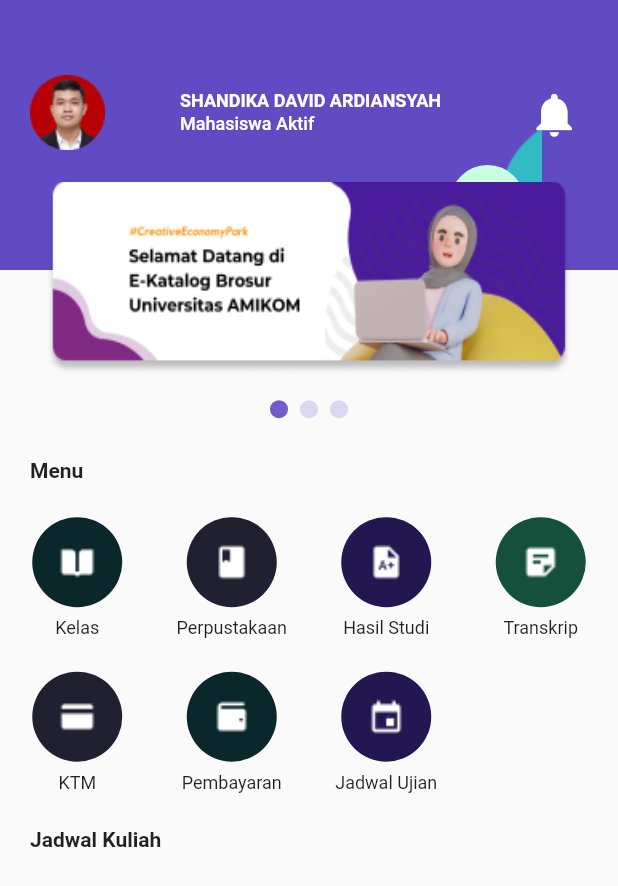
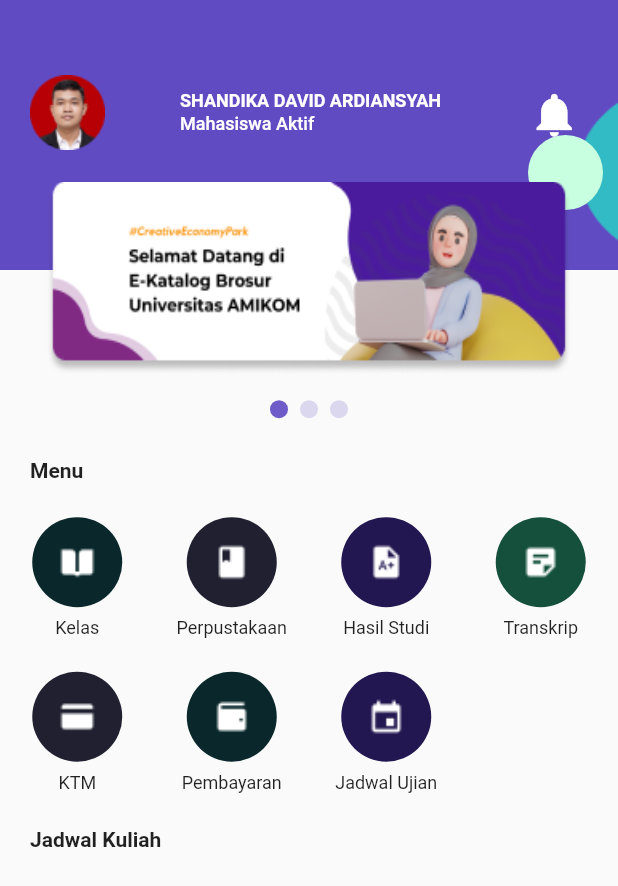
Before and after one commit to shandikadav/kampusku-app, a Flutter app: the HomePage screen opened by its route, on a phone screen of 412 x 824 dp. Shown: the top 886 px of the screen. Run offline on Flutter 3.47's test engine with Material 2 defaults, Android fonts, the phone set to English and light mode, and no system bars; drawn by our look-alikes of carousel_slider.

Commit message:
fixing vector & circle pos 1.0

```diff
--- a/lib/pages/homepage.dart
+++ b/lib/pages/homepage.dart
@@ -49,6 +49,7 @@
   List<MenuHomepage> _MenuList = [];
 
   @override
+
   void initState() {
     super.initState();
 
@@ -119,6 +120,7 @@
 
   @override
   Widget build(BuildContext context) {
+    final mediaQueryWidth = MediaQuery.of(context).size.width;
     return Scaffold(
       body: SizedBox(
         width: double.infinity,
@@ -126,20 +128,21 @@
           children: [
             Container(
               height: 180,
-              width: double.infinity,
+              width: mediaQueryWidth,
               color: Color.fromARGB(255, 97, 75, 195),
               child: Stack(
+                alignment: Alignment.topRight,
                 children: [
                   Positioned(
-                    left: 335,
-                    top: 70,
+                    bottom: 0,
+                    right: 0,
                     child: Image.asset(
                       'assets/Vector 1.png',
                     ),
                   ),
                   Positioned(
-                    left: 300,
-                    top: 110,
+                    bottom: 40,
+                    right: 10,
                     child: CircleAvatar(
                       backgroundColor: Color.fromARGB(255, 200, 255, 224),
                       radius: 25,
```
